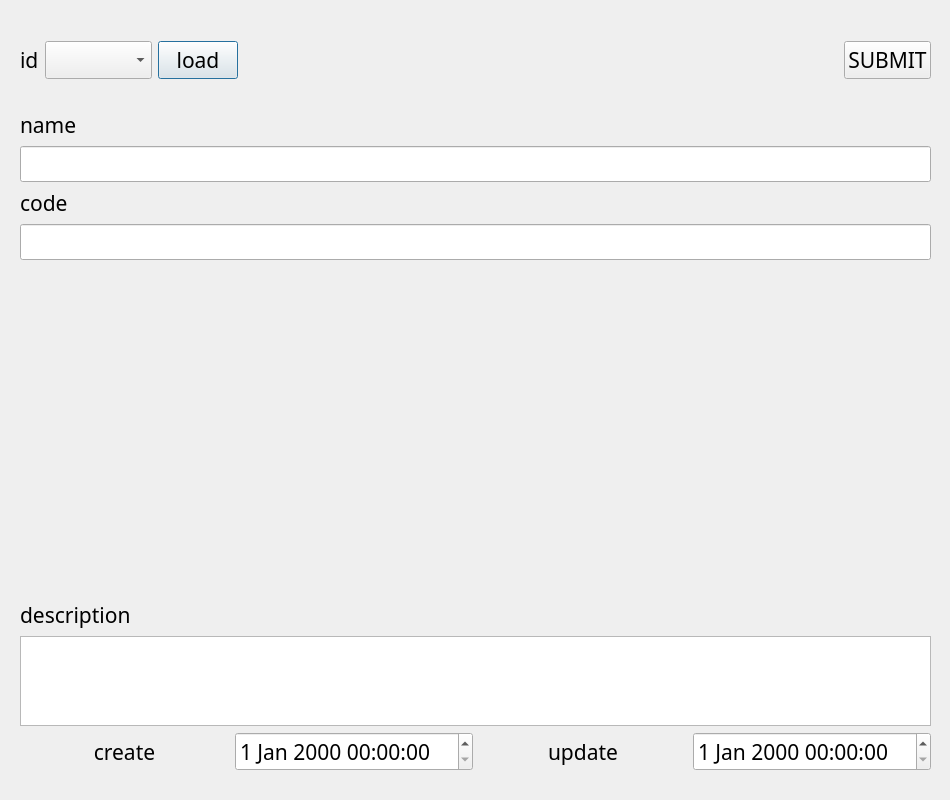
SuhYeoJee/OrderManager, file ui/customerDialog.ui: the form before one commit.
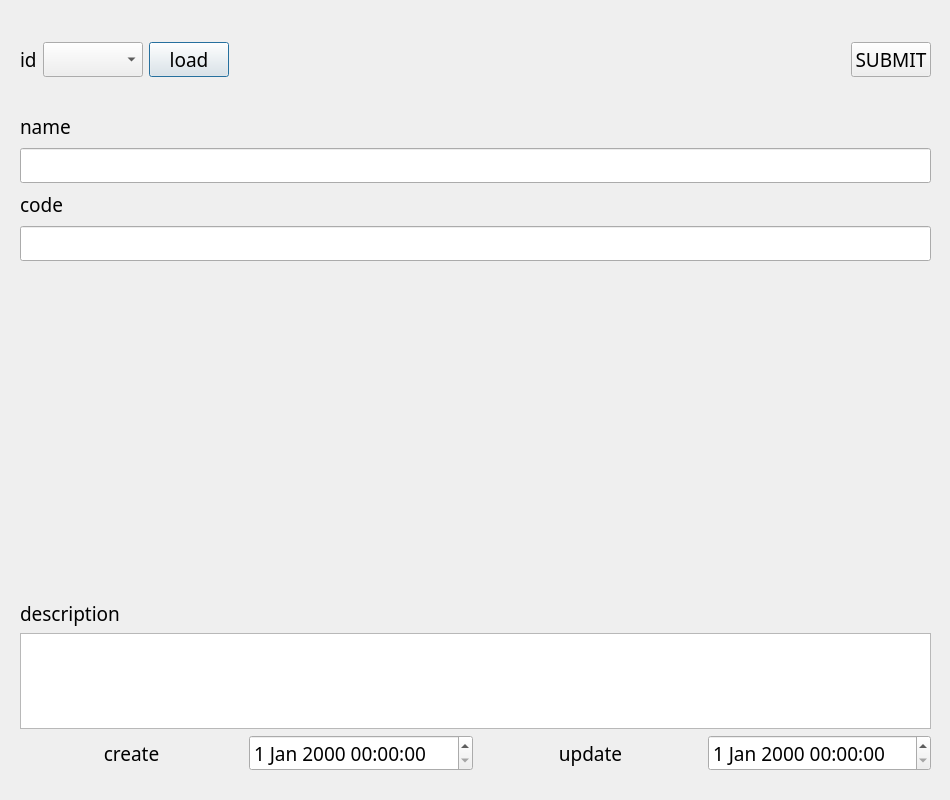
The form after the commit.

```diff
--- a/ui/customerDialog.ui
+++ b/ui/customerDialog.ui
@@ -13,7 +13,7 @@
   <property name="font">
    <font>
     <family>굴림</family>
-    <pointsize>16</pointsize>
+    <pointsize>14</pointsize>
    </font>
   </property>
   <property name="windowTitle">
```
